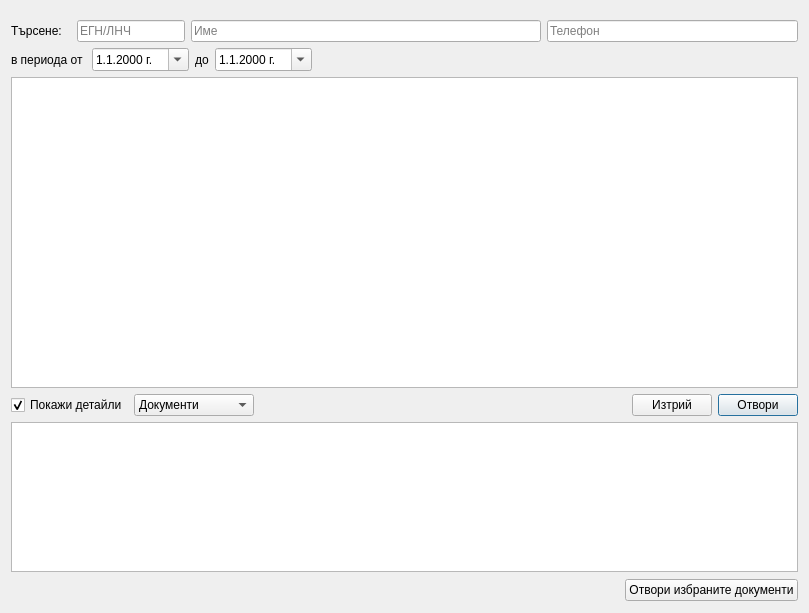
Old version of the form src/View/Widgets/BrowserDialog.ui in the repository thefinalcutbg/DinoDent.
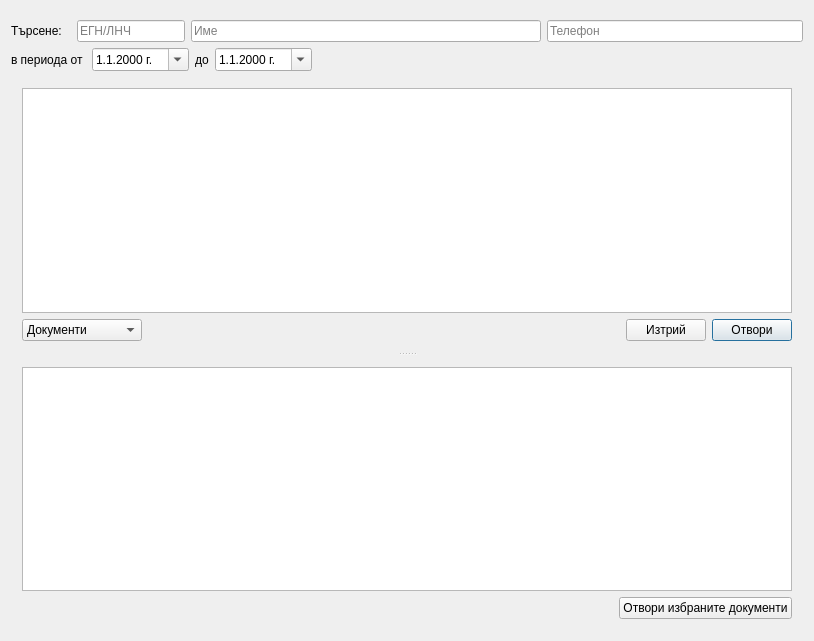
New version of the form. Custom widgets are drawn as their Qt base class.

Commit message: Fetch clinical condition from HIS added. New nhif codes. Browser QSpacer resize added.

Patch:
```diff
--- a/src/View/Widgets/BrowserDialog.ui
+++ b/src/View/Widgets/BrowserDialog.ui
@@ -6,8 +6,8 @@
    <rect>
     <x>0</x>
     <y>0</y>
-    <width>809</width>
-    <height>613</height>
+    <width>814</width>
+    <height>641</height>
    </rect>
   </property>
   <property name="windowTitle">
@@ -40,10 +40,7 @@
      <property name="frameShape">
       <enum>QFrame::Shape::NoFrame</enum>
      </property>
-     <property name="frameShadow">
-      <enum>QFrame::Shadow::Plain</enum>
-     </property>
-     <layout class="QVBoxLayout" name="verticalLayout">
+     <layout class="QVBoxLayout" name="verticalLayout_4">
       <item>
        <layout class="QHBoxLayout" name="horizontalLayout_2">
         <item>
@@ -192,27 +189,27 @@
        </layout>
       </item>
       <item>
+       <widget class="QSplitter" name="splitter">
+        <property name="midLineWidth">
+         <number>4</number>
+        </property>
+        <property name="orientation">
+         <enum>Qt::Vertical</enum>
+        </property>
+        <widget class="QWidget" name="">
+         <layout class="QVBoxLayout" name="verticalLayout">
+          <item>
        <widget class="ListTable" name="tableView">
         <property name="minimumSize">
          <size>
           <width>0</width>
-          <height>250</height>
+              <height>0</height>
          </size>
         </property>
        </widget>
       </item>
       <item>
        <layout class="QHBoxLayout" name="horizontal_layout">
-        <item>
-         <widget class="QCheckBox" name="detailsCheck">
-          <property name="text">
-           <string>Покажи детайли</string>
-          </property>
-          <property name="checked">
-           <bool>true</bool>
-          </property>
-         </widget>
-        </item>
         <item>
          <widget class="QComboBox" name="detailsCombo">
           <property name="minimumSize">
@@ -271,10 +268,14 @@
         </item>
        </layout>
       </item>
+         </layout>
+        </widget>
+        <widget class="QWidget" name="">
+         <layout class="QVBoxLayout" name="verticalLayout_3">
       <item>
        <widget class="ListTable" name="preView">
         <property name="sizePolicy">
-         <sizepolicy hsizetype="Expanding" vsizetype="Fixed">
+             <sizepolicy hsizetype="Expanding" vsizetype="Expanding">
           <horstretch>0</horstretch>
           <verstretch>0</verstretch>
          </sizepolicy>
@@ -288,7 +289,7 @@
         <property name="maximumSize">
          <size>
           <width>16777215</width>
-          <height>150</height>
+              <height>16777215</height>
          </size>
         </property>
        </widget>
@@ -306,7 +307,7 @@
           <property name="sizeHint" stdset="0">
            <size>
             <width>40</width>
-            <height>24</height>
+                <height>0</height>
            </size>
           </property>
          </spacer>
@@ -319,6 +320,10 @@
          </widget>
         </item>
        </layout>
+          </item>
+         </layout>
+        </widget>
+       </widget>
       </item>
      </layout>
     </widget>
```
Left out of the diff: 10 changed lines with no effect on the pictures. Lines whose indentation alone changed are shown as unchanged. The commit also changes 21 other files.
